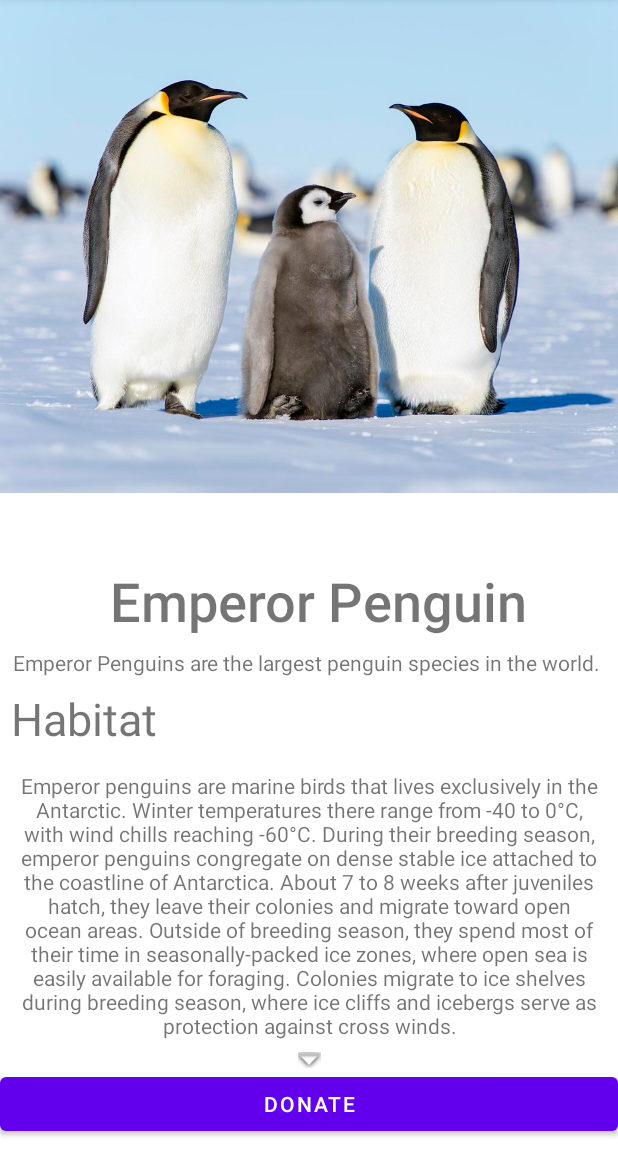
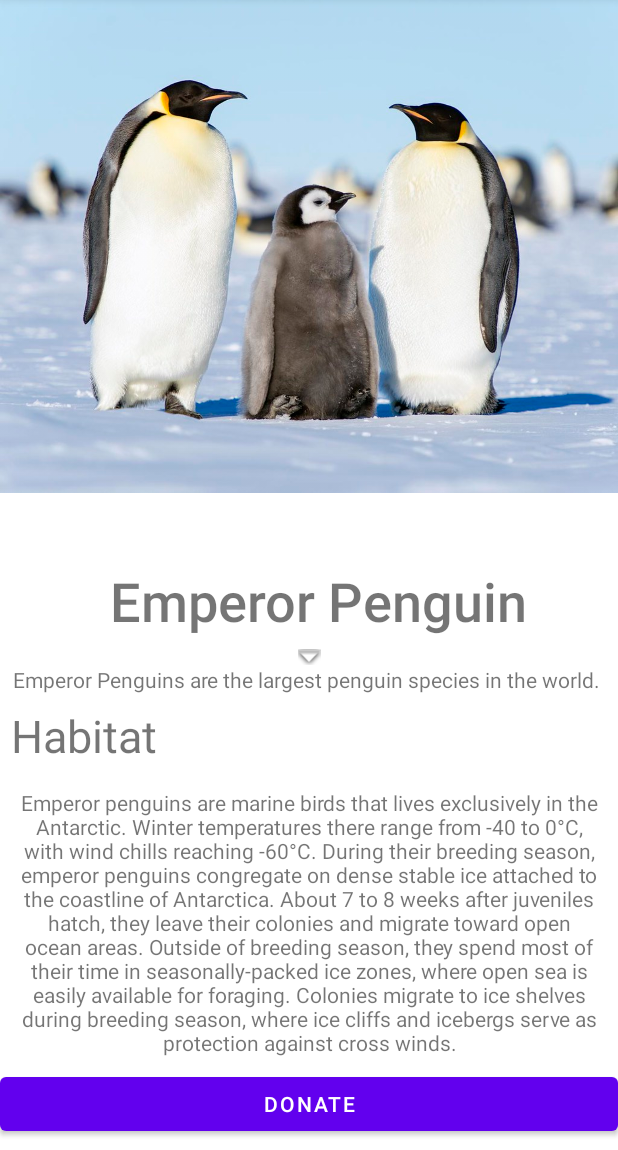
Before and after one commit to JamesFloyd-Pen/PenguinPedia, an Android app: the Example_EmperorPenguin screen opened directly, with no data from a screen before it, on a phone screen of 412 x 824 dp, the part 86-1236 px from its top. Run offline under Robolectric (Android 15) with nearby library versions, the phone set to English and light mode, and no system bars.

Commit message:
Hotfix 3.25.2021
Layout changes for the emperor penguin example and circle button.

```diff
--- a/app/src/main/res/layout/activity_example__emperor_penguin.xml
+++ b/app/src/main/res/layout/activity_example__emperor_penguin.xml
@@ -44,6 +44,12 @@
                 app:layout_constraintStart_toStartOf="parent"
                 app:layout_constraintTop_toTopOf="parent" />
 
+            <ImageView
+                android:id="@+id/imageView2"
+                android:layout_width="match_parent"
+                android:layout_height="wrap_content"
+                app:srcCompat="@android:drawable/arrow_down_float" />
+
             <TextView
                 android:id="@+id/Description"
                 android:layout_width="match_parent"
@@ -79,12 +85,6 @@
                 android:gravity="center"
                 android:text="Emperor penguins are marine birds that lives exclusively in the Antarctic. Winter temperatures there range from -40 to 0°C, with wind chills reaching -60°C. During their breeding season, emperor penguins congregate on dense stable ice attached to the coastline of Antarctica. About 7 to 8 weeks after juveniles hatch, they leave their colonies and migrate toward open ocean areas. Outside of breeding season, they spend most of their time in seasonally-packed ice zones, where open sea is easily available for foraging. Colonies migrate to ice shelves during breeding season, where ice cliffs and icebergs serve as protection against cross winds." />
 
-            <ImageView
-                android:id="@+id/imageView2"
-                android:layout_width="match_parent"
-                android:layout_height="wrap_content"
-                app:srcCompat="@android:drawable/arrow_down_float" />
-
             <Button
                 android:id="@+id/donationButton"
                 android:layout_width="match_parent"
```
